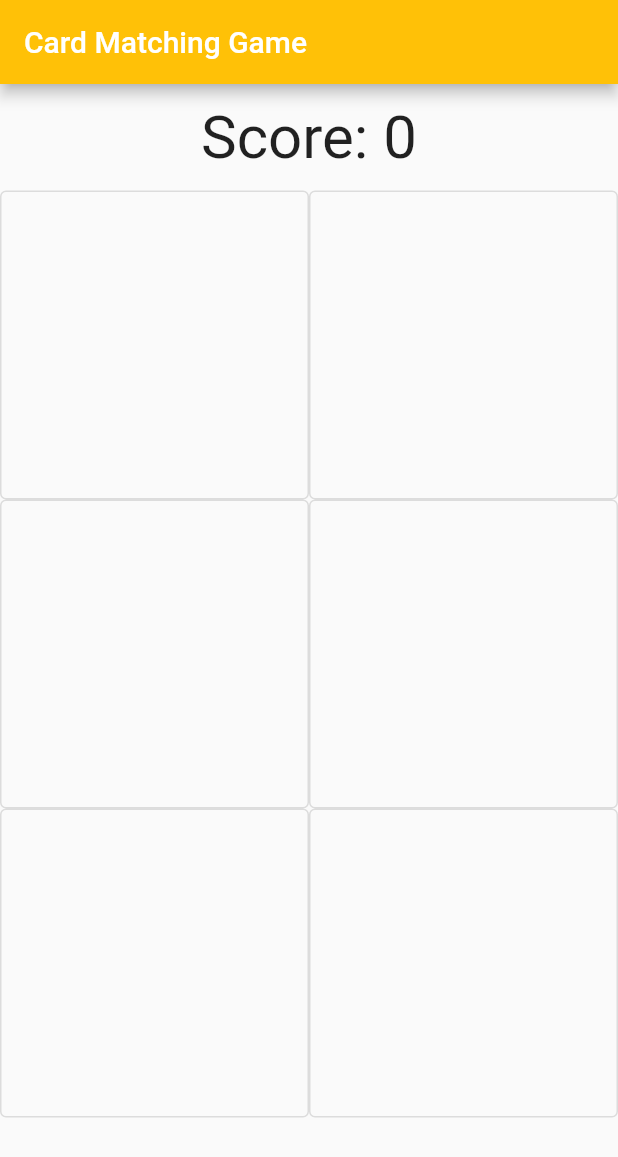
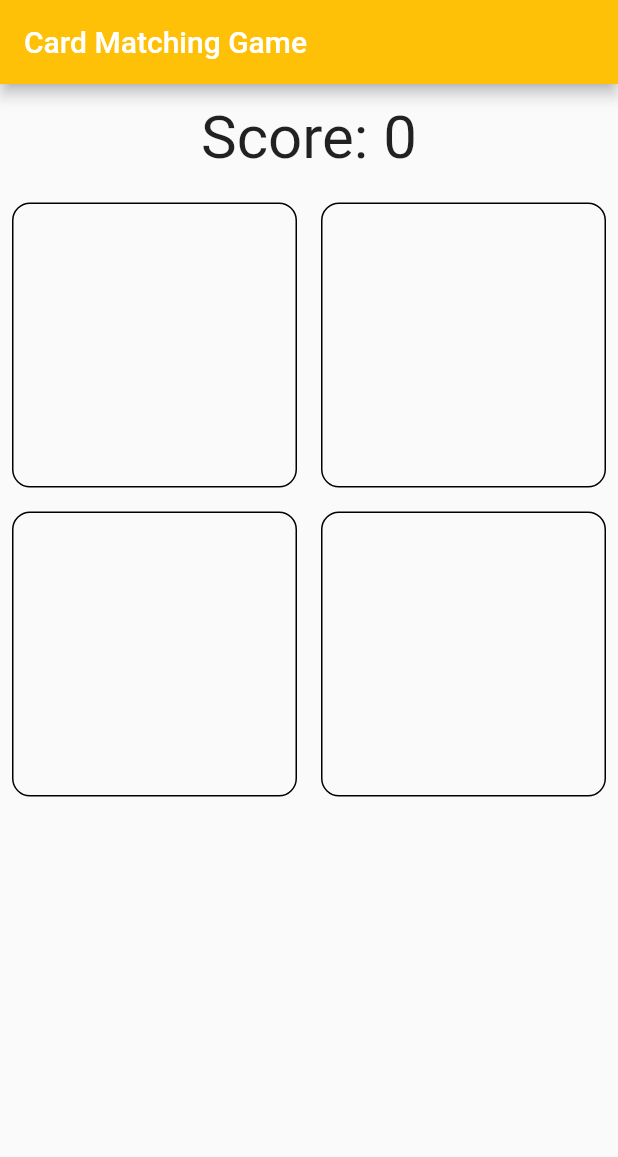
Before and after one commit to yusufkorkmaz/Card-Matching, a Flutter app: the screen it shows after launch, on a phone screen of 412 x 824 dp. Shown: the top 1157 px of the screen. Run offline on Flutter 3.47's test engine with Material 2 defaults, Android fonts, the phone set to English and light mode, and no system bars.

Commit message:
- Card Image Showing Fixed

```diff
--- a/lib/custom_widgets/card.dart
+++ b/lib/custom_widgets/card.dart
@@ -6,13 +6,13 @@ class CustomCard extends StatefulWidget {
   int cardIndex;
   String imageName;
   bool isClickable;
-  bool isImageShowed;
+  bool isImageShowing;
   Function clickedCardNameFunc;
 
   CustomCard({
     Key? key,
     this.isClickable = true,
-    this.isImageShowed = false,
+    required this.isImageShowing,
     required this.cardIndex,
     required this.imageName,
     required this.clickedCardNameFunc,
@@ -29,15 +29,20 @@ class _CustomCardState extends State<CustomCard> {
 
   @override
   Widget build(BuildContext context) {
-    return OutlinedButton(
-      onPressed: widget.isClickable ? onClickedCard : () => {},
-      child: Visibility(
-        visible: widget.isImageShowed,
-        child: Image.asset(
-          'lib/images/${widget.imageName}',
-          width: 50,
-          height: 50,
-        ),
+    return GestureDetector(
+      onTap: widget.isClickable ? onClickedCard : () => {},
+      child: Container(
+        decoration: BoxDecoration(
+            border: Border.all(width: 1),
+            borderRadius: const BorderRadius.all(Radius.circular(12))),
+        margin: const EdgeInsets.all(8),
+        child: widget.isImageShowing
+            ? Image.asset(
+                'lib/images/${widget.imageName}',
+                width: 50,
+                height: 50,
+              )
+            : Container(),
       ),
     );
   }
--- a/lib/pages/game_page.dart
+++ b/lib/pages/game_page.dart
@@ -1,5 +1,5 @@
+import 'dart:async';
 import 'dart:math';
-
 import 'package:card_matching/custom_widgets/card.dart';
 import 'package:flutter/material.dart';
 
@@ -13,15 +13,25 @@ class GamePage extends StatefulWidget {
 }
 
 class _GamePageState extends State<GamePage> {
+  //game difficulty
+  int cardsClosingMilliseconds = 750;
+  static int get getTotalCardCount => 4;
   int maxImagesNumberInImagesFolder = 5;
 
-  static int get getTotalCardCount => 6;
-  var randomNumber = Random();
-  var cardsOnScreen = List<Widget>.filled(getTotalCardCount, Container());
+  int score = 0;
+  int clickedCardIndex = 0;
+  int firstClickedCardIndex = 0;
+  int secondClickedCardIndex = 0;
+  String firstClickedCardImageName = "";
+  String secondClickedCardImageName = "";
+
+  Random randomNumber = Random();
+
+  List<Map> cardsOnScreen = [{}, {}, {}, {}];
   String clickedCardName = '';
-  int clickedCardIndex = 0;
-  int score = 0;
-  List<CustomCard> clickedCards = [];
+
+  List openedCard = [];
+  List clickedCards = [];
 
   randomImageNumberChoose() {
     List<int> randomImageNumbers = [];
@@ -51,47 +61,62 @@ class _GamePageState extends State<GamePage> {
   }
 
   afterClickedOneCard(CustomCard clickedCard) {
-    setState(() => {
+    setState(
+      () => {
         clickedCards.add(clickedCard),
-          clickedCard.isImageShowed = !clickedCard.isImageShowed,
-          if(clickedCards.length == 3) {
-            setState(()=> {
-              clickedCards[1].isImageShowed = false,
-
-            })
-          }
-         /* if (clickedCards.length == 2)
+        clickedCardIndex = clickedCard.cardIndex,
+        cardsOnScreen[clickedCardIndex]['isImageShowing'] =
+            !cardsOnScreen[clickedCardIndex]['isImageShowing'],
+        if (clickedCards.length == 2)
           {
-              if (clickedCards[0].imageName == clickedCards[1].imageName &&
-                  clickedCards[0].cardIndex != clickedCards[1].cardIndex)
+            firstClickedCardIndex = clickedCards[0].cardIndex,
+            secondClickedCardIndex = clickedCards[1].cardIndex,
+            firstClickedCardImageName = clickedCards[0].imageName,
+            secondClickedCardImageName = clickedCards[1].imageName,
+            if (firstClickedCardImageName == secondClickedCardImageName &&
+                firstClickedCardIndex != secondClickedCardIndex)
               {
                 score += 10,
-                  clickedCards = [],
+                cardsOnScreen[firstClickedCardIndex]['isClickable'] = false,
+                cardsOnScreen[secondClickedCardIndex]['isClickable'] = false,
+                clickedCards = []
               }
             else
               {
-                  clickedCards[0].isImageShowed = false,
-                  clickedCards[1].isImageShowed = false,
+                Timer(Duration(milliseconds: cardsClosingMilliseconds), () {
+                  setState(() => {
+                        cardsOnScreen[firstClickedCardIndex]['isImageShowing'] =
+                            false,
+                        cardsOnScreen[secondClickedCardIndex]
+                            ['isImageShowing'] = false,
                         clickedCards = [],
+                      });
+                }),
               }
-            }*/
-        });
+          }
+      },
+    );
   }
 
   generateCards(List<int> randomImageNumbers, List<int> randomIndexNumbers) {
+    //same image assignment in
+    // cardsOnScreen[randomIndexNumbers[i]]
+    // and
+    // cardsOnScreen[randomIndexNumbers[i+1]]
+    // then imageIndex increase
     int imageNumberIndex = 0;
-    for (int i = 0; i < getTotalCardCount; i += 2) {
-      cardsOnScreen[randomIndexNumbers[i]] = CustomCard(
-          cardIndex: randomIndexNumbers[i],
-          imageName: '${randomImageNumbers[imageNumberIndex]}.png',
-          clickedCardNameFunc: (clickedCard) =>
-              afterClickedOneCard(clickedCard));
-      cardsOnScreen[randomIndexNumbers[i + 1]] = CustomCard(
-          cardIndex: randomIndexNumbers[i + 1],
-          imageName: '${randomImageNumbers[imageNumberIndex]}.png',
-          clickedCardNameFunc: (clickedCard) =>
-              afterClickedOneCard(clickedCard));
+    for (int i = 0; i < getTotalCardCount; i++) {
+      if (i % 2 == 0 && i != 0) {
         imageNumberIndex++;
+      }
+      cardsOnScreen[randomIndexNumbers[i]] = {
+        "cardIndex": randomIndexNumbers[i],
+        "isClickable": true,
+        "isImageShowing": false,
+        "imageName": '${randomImageNumbers[imageNumberIndex]}.png',
+        "clickedCardNameFunc": (CustomCard clickedCard) =>
+            afterClickedOneCard(clickedCard),
+      };
     }
   }
 
@@ -119,7 +144,8 @@ class _GamePageState extends State<GamePage> {
         title: Text(widget.appHeader),
       ),
       body: Center(
-        child: Column(children: [
+        child: Column(
+          children: [
             scoreText,
             GridView.builder(
               physics: const NeverScrollableScrollPhysics(),
@@ -128,9 +154,17 @@ class _GamePageState extends State<GamePage> {
               gridDelegate: const SliverGridDelegateWithFixedCrossAxisCount(
                 crossAxisCount: 2,
               ),
-            itemBuilder: (context, index) => cardsOnScreen[index],
+              itemBuilder: (context, index) => CustomCard(
+                cardIndex: cardsOnScreen[index]['cardIndex'],
+                imageName: cardsOnScreen[index]['imageName'],
+                isClickable: cardsOnScreen[index]['isClickable'],
+                isImageShowing: cardsOnScreen[index]['isImageShowing'],
+                clickedCardNameFunc: cardsOnScreen[index]
+                    ['clickedCardNameFunc'],
+              ),
             )
-        ]),
+          ],
+        ),
       ),
     );
   }
```
Lines whose indentation alone changed are shown as unchanged.
